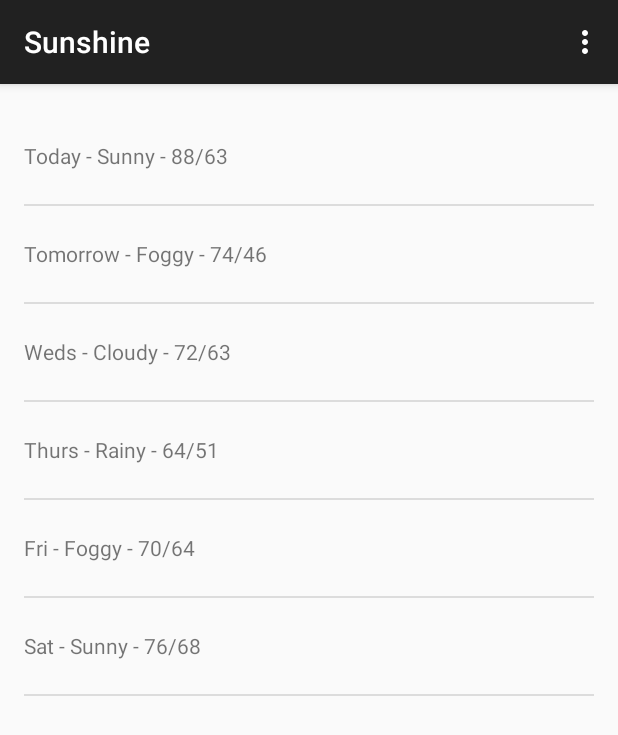
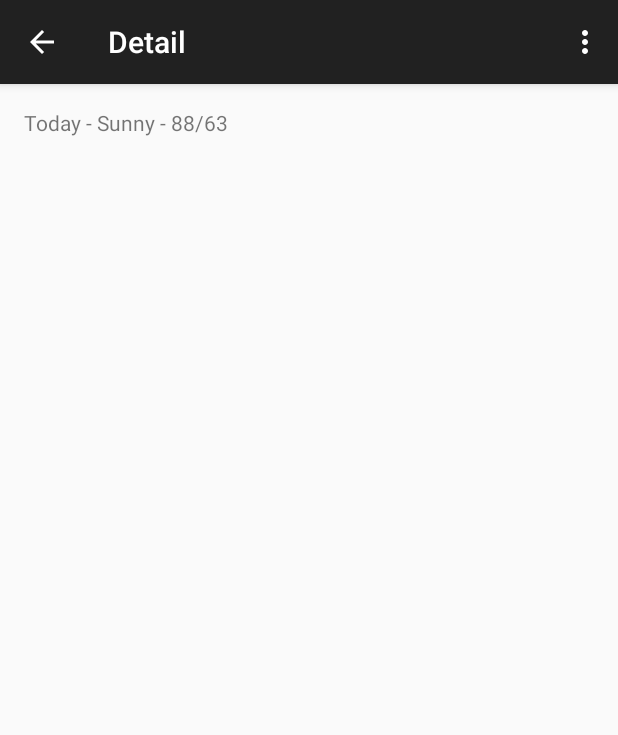
Before and after one commit to sazid/Sunshine, an Android app: the screen it shows after launch (MainActivity before the commit, DetailActivity after it), after a tap on "Today - Sunny - 88/63", on a phone screen of 412 x 824 dp. Shown: the top 735 px of the screen. Run offline under Robolectric (Android 15) with nearby library versions, the light colour scheme and no system bars.

Commit message:
Launch detail activity with passed text from the fragment

```diff
--- a/Sunshine/app/src/main/AndroidManifest.xml
+++ b/Sunshine/app/src/main/AndroidManifest.xml
@@ -1,23 +1,31 @@
 <?xml version="1.0" encoding="utf-8"?>
 <manifest xmlns:android="http://schemas.android.com/apk/res/android"
-    package="com.mohammedsazidalrashid.android.sunshine">
+    package="com.mohammedsazidalrashid.android.sunshine" >
 
-    <uses-permission android:name="android.permission.INTERNET" />
+    <uses-permission android:name="android.permission.INTERNET"  />
 
     <application
         android:allowBackup="true"
         android:icon="@drawable/ic_launcher"
         android:label="@string/app_name"
-        android:theme="@style/AppTheme">
+        android:theme="@style/AppTheme" >
         <activity
             android:name=".MainActivity"
-            android:label="@string/app_name">
+            android:label="@string/app_name" >
             <intent-filter>
                 <action android:name="android.intent.action.MAIN" />
 
                 <category android:name="android.intent.category.LAUNCHER" />
             </intent-filter>
         </activity>
+        <activity
+            android:name=".DetailActivity"
+            android:label="@string/title_activity_detail"
+            android:parentActivityName=".MainActivity" >
+            <meta-data
+                android:name="android.support.PARENT_ACTIVITY"
+                android:value="com.mohammedsazidalrashid.android.sunshine.MainActivity" />
+        </activity>
     </application>
 
 </manifest>
--- /dev/null
+++ b/Sunshine/app/src/main/java/com/mohammedsazidalrashid/android/sunshine/DetailActivity.java
@@ -0,0 +1,47 @@
+package com.mohammedsazidalrashid.android.sunshine;
+
+import android.content.Intent;
+import android.os.Bundle;
+import android.support.v7.app.ActionBarActivity;
+import android.view.Menu;
+import android.view.MenuItem;
+import android.widget.TextView;
+
+
+public class DetailActivity extends ActionBarActivity {
+
+    @Override
+    protected void onCreate(Bundle savedInstanceState) {
+        super.onCreate(savedInstanceState);
+        setContentView(R.layout.activity_detail);
+
+        Intent intent = getIntent();
+        String forecast = intent.getExtras().getString(ForecastFragment.EXTRA_FORECAST);
+
+        TextView forecastTv = (TextView) findViewById(R.id.textview_forecast_details);
+        forecastTv.setText(forecast);
+    }
+
+
+    @Override
+    public boolean onCreateOptionsMenu(Menu menu) {
+        // Inflate the menu; this adds items to the action bar if it is present.
+        getMenuInflater().inflate(R.menu.menu_detail, menu);
+        return true;
+    }
+
+    @Override
+    public boolean onOptionsItemSelected(MenuItem item) {
+        // Handle action bar item clicks here. The action bar will
+        // automatically handle clicks on the Home/Up button, so long
+        // as you specify a parent activity in AndroidManifest.xml.
+        int id = item.getItemId();
+
+        //noinspection SimplifiableIfStatement
+        if (id == R.id.action_settings) {
+            return true;
+        }
+
+        return super.onOptionsItemSelected(item);
+    }
+}
--- a/Sunshine/app/src/main/java/com/mohammedsazidalrashid/android/sunshine/ForecastFragment.java
+++ b/Sunshine/app/src/main/java/com/mohammedsazidalrashid/android/sunshine/ForecastFragment.java
@@ -25,6 +25,7 @@
 
 package com.mohammedsazidalrashid.android.sunshine;
 
+import android.content.Intent;
 import android.net.Uri;
 import android.os.AsyncTask;
 import android.os.Bundle;
@@ -39,7 +40,6 @@ import android.view.ViewGroup;
 import android.widget.AdapterView;
 import android.widget.ArrayAdapter;
 import android.widget.ListView;
-import android.widget.Toast;
 
 import org.json.JSONArray;
 import org.json.JSONException;
@@ -63,6 +63,7 @@ import java.util.List;
 public class ForecastFragment extends Fragment {
 
     private final String LOG_TAG = ForecastFragment.class.getSimpleName();
+    public static final String EXTRA_FORECAST = null;
 
     private ArrayAdapter<String> mForecastAdapater;
 
@@ -126,8 +127,10 @@ public class ForecastFragment extends Fragment {
 //                TextView tv = (TextView) view;
 //                Toast.makeText(getActivity(), tv.getText().toString(), Toast.LENGTH_SHORT).show();
                 String forecast = mForecastAdapater.getItem(position);
-                Toast.makeText(getActivity(), forecast, Toast.LENGTH_SHORT).show();
-
+//                Toast.makeText(getActivity(), forecast, Toast.LENGTH_SHORT).show();
+                Intent intent = new Intent(getActivity(), DetailActivity.class);
+                intent.putExtra(EXTRA_FORECAST, forecast);
+                startActivity(intent);
             }
         });
 
--- /dev/null
+++ b/Sunshine/app/src/main/res/layout/activity_detail.xml
@@ -0,0 +1,42 @@
+<!--~~~~~~~~~~~~~~~~~~~~~~~~~~~~~~~~~~~~~~~~~~~~~~~~~~~~~~~~~~~~~~~~~~~~~~~~~~~~~~~
+  ~ Bismillahir Rahmanir Rahim, ALLAHU AKBAR                                      ~
+  ~ The MIT License (MIT)                                                         ~
+  ~                                                                               ~
+  ~ Copyright (c) 2014 Mohammed Sazid-Al-Rashid                                   ~
+  ~                                                                               ~
+  ~ Permission is hereby granted, free of charge, to any person obtaining a copy  ~
+  ~ of this software and associated documentation files (the "Software"), to deal ~
+  ~ in the Software without restriction, including without limitation the rights  ~
+  ~ to use, copy, modify, merge, publish, distribute, sublicense, and/or sell     ~
+  ~ copies of the Software, and to permit persons to whom the Software is         ~
+  ~ furnished to do so, subject to the following conditions:                      ~
+  ~                                                                               ~
+  ~ The above copyright notice and this permission notice shall be included in all~
+  ~ copies or substantial portions of the Software.                               ~
+  ~                                                                               ~
+  ~ THE SOFTWARE IS PROVIDED "AS IS", WITHOUT WARRANTY OF ANY KIND, EXPRESS OR    ~
+  ~ IMPLIED, INCLUDING BUT NOT LIMITED TO THE WARRANTIES OF MERCHANTABILITY,      ~
+  ~ FITNESS FOR A PARTICULAR PURPOSE AND NONINFRINGEMENT. IN NO EVENT SHALL THE   ~
+  ~ AUTHORS OR COPYRIGHT HOLDERS BE LIABLE FOR ANY CLAIM, DAMAGES OR OTHER        ~
+  ~ LIABILITY, WHETHER IN AN ACTION OF CONTRACT, TORT OR OTHERWISE, ARISING FROM, ~
+  ~ OUT OF OR IN CONNECTION WITH THE SOFTWARE OR THE USE OR OTHER DEALINGS IN THE ~
+  ~ SOFTWARE.                                                                     ~
+  ~~~~~~~~~~~~~~~~~~~~~~~~~~~~~~~~~~~~~~~~~~~~~~~~~~~~~~~~~~~~~~~~~~~~~~~~~~~~~~~-->
+
+<RelativeLayout xmlns:android="http://schemas.android.com/apk/res/android"
+    xmlns:tools="http://schemas.android.com/tools"
+    android:layout_width="match_parent"
+    android:layout_height="match_parent"
+    android:paddingBottom="@dimen/activity_vertical_margin"
+    android:paddingLeft="@dimen/activity_horizontal_margin"
+    android:paddingRight="@dimen/activity_horizontal_margin"
+    android:paddingTop="@dimen/activity_vertical_margin"
+    tools:context="com.mohammedsazidalrashid.android.sunshine.DetailActivity">
+
+    <TextView
+        android:id="@+id/textview_forecast_details"
+        android:layout_width="wrap_content"
+        android:layout_height="wrap_content"
+        android:text="" />
+
+</RelativeLayout>
--- /dev/null
+++ b/Sunshine/app/src/main/res/menu/menu_detail.xml
@@ -0,0 +1,32 @@
+<!--~~~~~~~~~~~~~~~~~~~~~~~~~~~~~~~~~~~~~~~~~~~~~~~~~~~~~~~~~~~~~~~~~~~~~~~~~~~~~~~
+  ~ Bismillahir Rahmanir Rahim, ALLAHU AKBAR                                      ~
+  ~ The MIT License (MIT)                                                         ~
+  ~                                                                               ~
+  ~ Copyright (c) 2014 Mohammed Sazid-Al-Rashid                                   ~
+  ~                                                                               ~
+  ~ Permission is hereby granted, free of charge, to any person obtaining a copy  ~
+  ~ of this software and associated documentation files (the "Software"), to deal ~
+  ~ in the Software without restriction, including without limitation the rights  ~
+  ~ to use, copy, modify, merge, publish, distribute, sublicense, and/or sell     ~
+  ~ copies of the Software, and to permit persons to whom the Software is         ~
+  ~ furnished to do so, subject to the following conditions:                      ~
+  ~                                                                               ~
+  ~ The above copyright notice and this permission notice shall be included in all~
+  ~ copies or substantial portions of the Software.                               ~
+  ~                                                                               ~
+  ~ THE SOFTWARE IS PROVIDED "AS IS", WITHOUT WARRANTY OF ANY KIND, EXPRESS OR    ~
+  ~ IMPLIED, INCLUDING BUT NOT LIMITED TO THE WARRANTIES OF MERCHANTABILITY,      ~
+  ~ FITNESS FOR A PARTICULAR PURPOSE AND NONINFRINGEMENT. IN NO EVENT SHALL THE   ~
+  ~ AUTHORS OR COPYRIGHT HOLDERS BE LIABLE FOR ANY CLAIM, DAMAGES OR OTHER        ~
+  ~ LIABILITY, WHETHER IN AN ACTION OF CONTRACT, TORT OR OTHERWISE, ARISING FROM, ~
+  ~ OUT OF OR IN CONNECTION WITH THE SOFTWARE OR THE USE OR OTHER DEALINGS IN THE ~
+  ~ SOFTWARE.                                                                     ~
+  ~~~~~~~~~~~~~~~~~~~~~~~~~~~~~~~~~~~~~~~~~~~~~~~~~~~~~~~~~~~~~~~~~~~~~~~~~~~~~~~-->
+
+<menu xmlns:android="http://schemas.android.com/apk/res/android"
+    xmlns:app="http://schemas.android.com/apk/res-auto"
+    xmlns:tools="http://schemas.android.com/tools"
+    tools:context="com.mohammedsazidalrashid.android.sunshine.DetailActivity">
+    <item android:id="@+id/action_settings" android:title="@string/action_settings"
+        android:orderInCategory="100" app:showAsAction="never" />
+</menu>
--- a/Sunshine/app/src/main/res/values/strings.xml
+++ b/Sunshine/app/src/main/res/values/strings.xml
@@ -2,11 +2,9 @@
 <resources>
 
     <string name="app_name" translateable="false">Sunshine</string>
-
     <string name="hello_world">Hello world!</string>
-
     <string name="action_settings">Settings</string>
-
     <string name="action_refresh" translatable="false">Refresh</string>
+    <string name="title_activity_detail">Detail</string>
 
 </resources>
```
